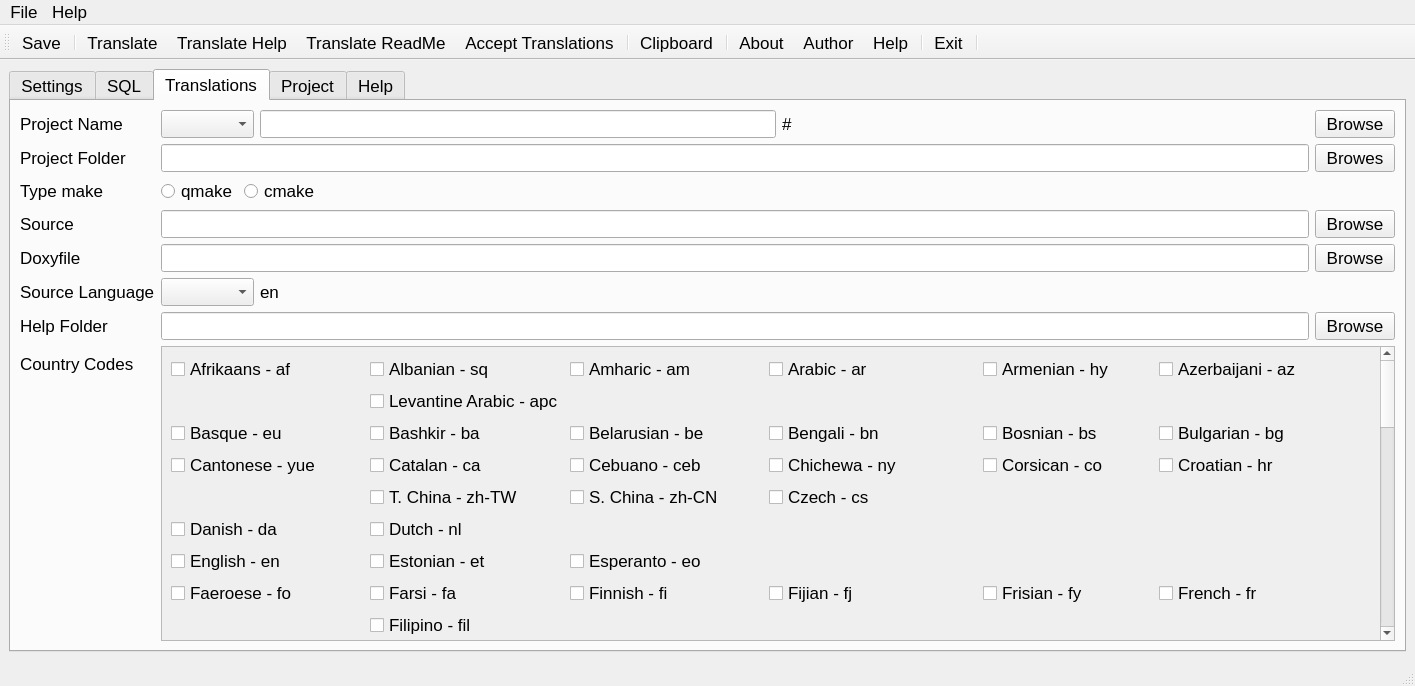
Light-Wizzard/QtLingo, file src/MainWindow.ui: the form before one commit.
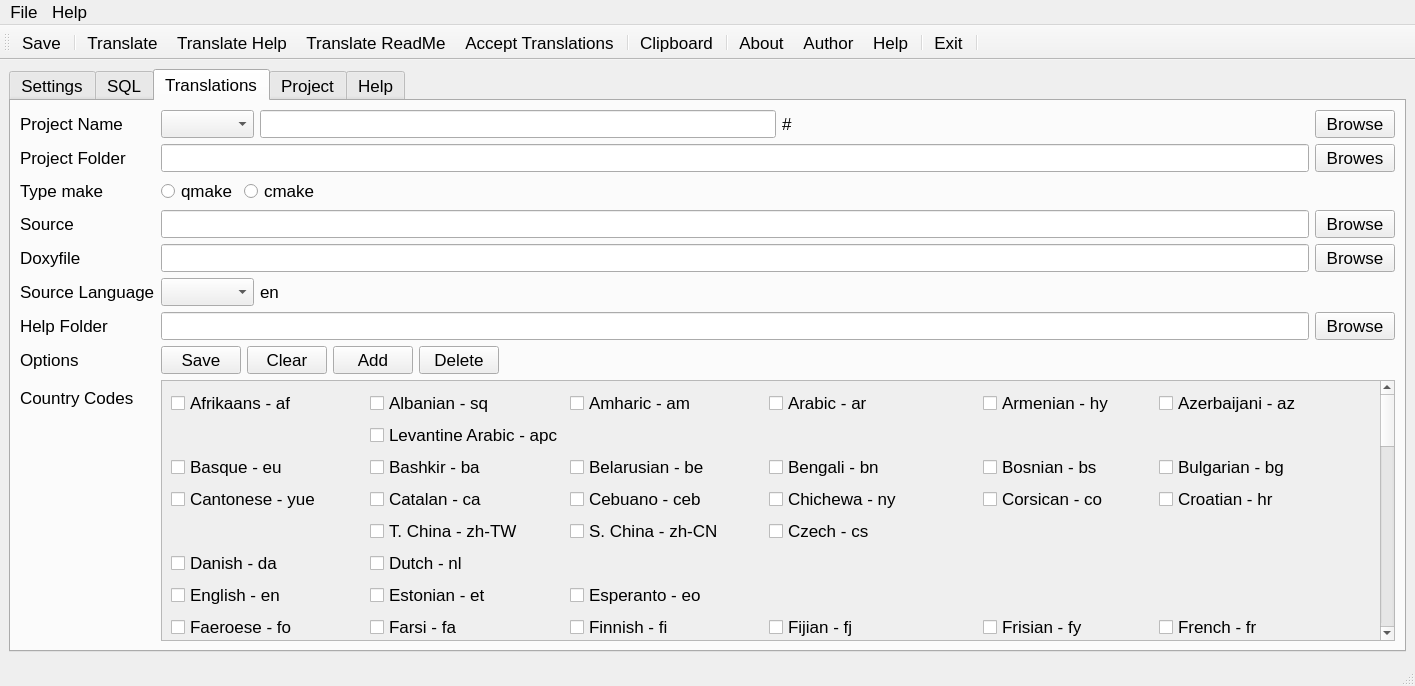
The form after the commit. Icons and pictures are not drawn.

```diff
--- a/src/MainWindow.ui
+++ b/src/MainWindow.ui
@@ -751,14 +751,14 @@
             </item>
            </layout>
           </item>
-          <item row="7" column="0">
+          <item row="8" column="0">
            <widget class="QLabel" name="labelTranslationsCountryCode">
             <property name="text">
              <string>Country Codes</string>
             </property>
            </widget>
           </item>
-          <item row="7" column="1">
+          <item row="8" column="1">
            <widget class="QScrollArea" name="scrollArea">
             <property name="widgetResizable">
              <bool>true</bool>
@@ -1769,6 +1769,58 @@
             </item>
            </layout>
           </item>
+          <item row="7" column="0">
+           <widget class="QLabel" name="labelTranslationsOptions">
+            <property name="text">
+             <string>Options</string>
+            </property>
+           </widget>
+          </item>
+          <item row="7" column="1">
+           <layout class="QHBoxLayout" name="horizontalLayoutTranslationsOptions">
+            <item>
+             <widget class="QPushButton" name="pushButtonTranslationsSave">
+              <property name="text">
+               <string>Save</string>
+              </property>
+             </widget>
+            </item>
+            <item>
+             <widget class="QPushButton" name="pushButtonTranslationsClear">
+              <property name="text">
+               <string>Clear</string>
+              </property>
+             </widget>
+            </item>
+            <item>
+             <widget class="QPushButton" name="pushButtonTranslationsAdd">
+              <property name="text">
+               <string>Add</string>
+              </property>
+             </widget>
+            </item>
+            <item>
+             <widget class="QPushButton" name="pushButtonTranslationsDelete">
+              <property name="text">
+               <string>Delete</string>
+              </property>
+             </widget>
+            </item>
+            <item>
+             <spacer name="horizontalSpacer_3">
+              <property name="orientation">
+               <enum>Qt::Horizontal</enum>
+              </property>
+              <property name="sizeHint" stdset="0">
+               <size>
+                <width>40</width>
+                <height>20</height>
+               </size>
+              </property>
+             </spacer>
+            </item>
+           </layout>
+          </item>
          </layout>
         </item>
        </layout>
```
Left out of the diff: 166 changed lines with no effect on the pictures.
